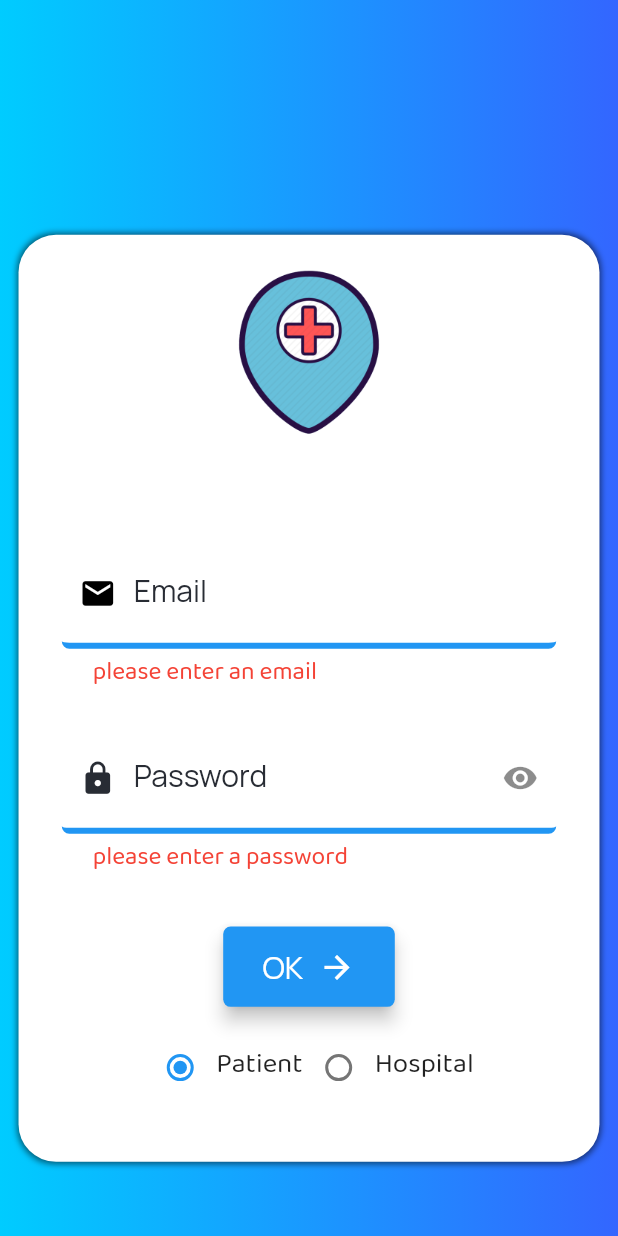
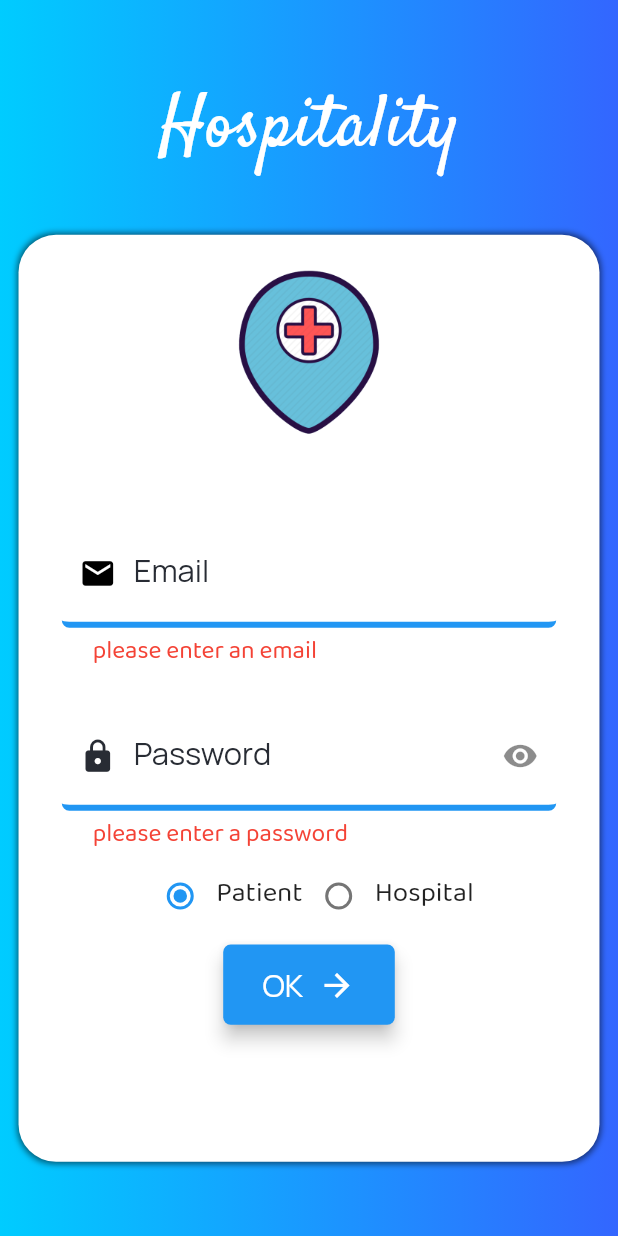
Before and after one commit to saarthak08/Hospitality-MobileClient, a Flutter app: the screen it shows after launch, after a tap on "OK", on a phone screen of 412 x 824 dp. Run offline on Flutter 3.47's test engine with Material 2 defaults, Android fonts, the phone set to English and light mode, and no system bars; our stand-ins replace fluttertoast, google_maps_flutter, location, shared_preferences, sliding_up_panel; accounts and stored records are empty.

Commit message:
improve auth UI

```diff
--- a/lib/src/resources/network/network_calls.dart
+++ b/lib/src/resources/network/network_calls.dart
@@ -1,6 +1,6 @@
 import 'package:http/http.dart' show Response;
 
-final String baseURL = "http://192.168.110.1:5000";
+final String baseURL = "http://192.168.43.193:5000";
 
 abstract class NetworkCalls {
   Future<Response> login(
--- a/lib/src/screens/auth_screen.dart
+++ b/lib/src/screens/auth_screen.dart
@@ -28,6 +28,8 @@ class _AuthScreenState extends State<AuthScreen> {
   UserProfileProvider userProfileProvider;
   SharedPreferences _sharedPreferencesInstance;
   CurrentHospitalOnMapProvider currentHospitalOnMapProvider;
+  double viewportHeight;
+  double viewportWidth;
 
   bool isemailValid = true;
   bool ispasswordValid = true;
@@ -68,7 +70,7 @@ class _AuthScreenState extends State<AuthScreen> {
       },
       keyboardType: TextInputType.emailAddress,
       style: TextStyle(
-        fontSize: 22.0,
+        fontSize: viewportHeight * 0.025,
         color: Color(0xff282c34),
         fontFamily: 'Poppins',
         fontWeight: FontWeight.w300,
@@ -78,12 +80,12 @@ class _AuthScreenState extends State<AuthScreen> {
         prefixIcon: Icon(
           Icons.mail,
           color: Colors.black,
-          size: getViewportHeight(context) * 0.03,
+          size: viewportHeight * 0.03,
         ),
         labelText: 'Email',
         labelStyle: TextStyle(
           fontFamily: "Manrope",
-          fontSize: 20.0,
+          fontSize: viewportHeight * 0.025,
           color: Color(0xff282c34),
           fontWeight: FontWeight.w500,
         ),
@@ -109,7 +111,7 @@ class _AuthScreenState extends State<AuthScreen> {
       },
       obscureText: _obscureText,
       style: TextStyle(
-        fontSize: 22.0,
+        fontSize: viewportHeight * 0.025,
         color: Color(0xff282c34),
         fontFamily: 'Poppins',
         fontWeight: FontWeight.w300,
@@ -118,7 +120,7 @@ class _AuthScreenState extends State<AuthScreen> {
         prefixIcon: Icon(
           Icons.lock,
           color: Color(0xff282c34),
-          size: getViewportHeight(context) * 0.03,
+          size: viewportHeight * 0.03,
         ),
         suffixIcon: GestureDetector(
           onTap: () {
@@ -140,7 +142,7 @@ class _AuthScreenState extends State<AuthScreen> {
         labelText: "Password",
         labelStyle: TextStyle(
           fontFamily: "Manrope",
-          fontSize: 20.0,
+          fontSize: viewportHeight * 0.025,
           color: Color(0xff282c34),
           fontWeight: FontWeight.w500,
         ),
@@ -278,7 +280,7 @@ class _AuthScreenState extends State<AuthScreen> {
       child: Container(
         alignment: Alignment.centerRight,
         width: getViewportWidth(context) * 0.2,
-        height: getViewportHeight(context) * 0.065,
+        height: viewportHeight * 0.065,
         decoration: BoxDecoration(
           borderRadius: BorderRadius.circular(5.0),
         ),
@@ -328,8 +330,8 @@ class _AuthScreenState extends State<AuthScreen> {
 
   @override
   Widget build(BuildContext context) {
-    final double viewportHeight = getViewportHeight(context);
-    final double viewportWidth = getViewportWidth(context);
+    viewportHeight = getViewportHeight(context);
+    viewportWidth = getViewportWidth(context);
     userProfileProvider = Provider.of<UserProfileProvider>(context);
     currentHospitalOnMapProvider =
         Provider.of<CurrentHospitalOnMapProvider>(context);
@@ -377,12 +379,23 @@ class _AuthScreenState extends State<AuthScreen> {
                           left: viewportWidth * 0.03,
                           right: viewportWidth * 0.03)),
                   Container(
+                      alignment: Alignment.center,
+                      child: Text(
+                        'Hospitality',
+                        style: TextStyle(
+                          color: Colors.white,
+                          fontFamily: "Satisfy",
+                          fontSize: viewportHeight * 0.06,
+                        ),
+                        textAlign: TextAlign.center,
+                      )),
+                  Container(
                       child: Column(children: <Widget>[
                     Hero(
                       tag: "ico",
                       child: Container(
                         margin: EdgeInsets.only(top: viewportHeight * 0.15),
-                        height: getDeviceHeight(context) * 0.15,
+                        height: viewportHeight * 0.15,
                         width: viewportWidth,
                         child: Image.asset('assets/img/splash_bg.png'),
                       ),
@@ -390,8 +403,7 @@ class _AuthScreenState extends State<AuthScreen> {
                     _errorMsgContainer(viewportHeight, viewportWidth),
                     Container(
                         padding: EdgeInsets.symmetric(
-                            horizontal: viewportWidth * 0.1,
-                            vertical: viewportHeight * 0.015),
+                            horizontal: viewportWidth * 0.1),
                         alignment: Alignment.center,
                         child: Column(children: <Widget>[
                           _emailInputFieldBuilder(viewportHeight),
@@ -434,16 +446,8 @@ class _AuthScreenState extends State<AuthScreen> {
                             ),
                           ),
                         ])),
-                    SizedBox(
-                      height: viewportHeight * 0.02,
-                    ),
-                    _signInButtonBuilder(viewportHeight, viewportWidth),
                     Container(
-                        alignment: Alignment.center,
-                        margin: EdgeInsets.only(
-                            top: getViewportHeight(context) * 0.02),
                         child: Row(
-                          crossAxisAlignment: CrossAxisAlignment.center,
                       mainAxisAlignment: MainAxisAlignment.center,
                       children: <Widget>[
                         Radio(
@@ -465,10 +469,13 @@ class _AuthScreenState extends State<AuthScreen> {
                         Text("Hospital",
                             style: TextStyle(
                                 fontFamily: "BalooTamma2",
-                                    fontSize:
-                                        getViewportWidth(context) * 0.045))
+                                fontSize: getViewportWidth(context) * 0.045))
                       ],
                     )),
+                    SizedBox(
+                      height: viewportHeight * 0.01,
+                    ),
+                    _signInButtonBuilder(viewportHeight, viewportWidth),
                   ]))
                 ],
               )
--- a/lib/src/screens/splash_screen.dart
+++ b/lib/src/screens/splash_screen.dart
@@ -16,12 +16,27 @@ class SplashPage extends StatefulWidget {
   }
 }
 
-class _SplashPageState extends State<SplashPage> {
+class _SplashPageState extends State<SplashPage>
+    with SingleTickerProviderStateMixin {
   String token = "";
+  AnimationController _controller;
+  Animation<Offset> _offsetAnimation;
 
   @override
   void initState() {
     super.initState();
+    _controller = AnimationController(
+      duration: const Duration(milliseconds: 2500),
+      vsync: this,
+    )..forward();
+    _offsetAnimation = Tween<Offset>(
+      begin: Offset(-0.8, 0),
+      end: const Offset(0, 0),
+    ).animate(CurvedAnimation(
+      parent: _controller,
+      curve: Curves.elasticInOut,
+    ));
+
     Timer(Duration(seconds: 3), () {
       _isLoggedIn().then((isLoggedIn) async {
         if (isLoggedIn) {
@@ -30,17 +45,21 @@ class _SplashPageState extends State<SplashPage> {
           bool isPatient = instance.getBool("isPatient");
           if (isPatient != null) {
             if (isPatient) {
+              _controller.stop();
               Navigator.pushReplacement(
                   context, BouncyPageRoute(widget: HomeScreen()));
             } else {
+              _controller.stop();
               Navigator.pushReplacement(
                   context, BouncyPageRoute(widget: HospitalDashboard()));
             }
           } else {
+            _controller.stop();
             Navigator.pushReplacement(
                 context, BouncyPageRoute(widget: AuthScreen()));
           }
         } else {
+          _controller.stop();
           Navigator.pushReplacement(
               context, BouncyPageRoute(widget: AuthScreen()));
         }
@@ -64,27 +83,34 @@ class _SplashPageState extends State<SplashPage> {
         backgroundColor: Theme.of(context).primaryColor,
         body: Container(
           decoration: BoxDecoration(color: Colors.white),
-        child: Center(
-          child: Column(
-            children: <Widget>[
-              Hero(
+          child: Stack(children: <Widget>[
+            SlideTransition(
+                position: _offsetAnimation,
+                child: Container(
+                    alignment: Alignment.topCenter,
+                    child: Hero(
                       tag: "ico",
                       child: Container(
                         height: getDeviceHeight(context) * 0.60,
                         width: getDeviceWidth(context) * 0.60,
                         child: Image.asset('assets/img/splash_bg.png'),
                       ),
-              ),
-              SizedBox(height: getDeviceHeight(context) * 0.01),
+                    ))),
+            Center(
+              child: Container(
+                margin: EdgeInsets.only(top: getViewportHeight(context) * 0.6),
+                child: Column(
+                  children: <Widget>[
                     Text(
                       'Hospitality',
                       style: TextStyle(
-                    color: Colors.blue,
-                    fontFamily: "BalooTamma2",
-                    fontSize: getDeviceHeight(context) * 0.05),
+                          color: Color(0xff00008b),
+                          fontFamily: "Manrope",
+                          fontSize: getDeviceHeight(context) * 0.06,
+                          fontWeight: FontWeight.w700),
                       textAlign: TextAlign.center,
                     ),
-              SizedBox(height: getDeviceHeight(context) * 0.03),
+                    SizedBox(height: getDeviceHeight(context) * 0.05),
                     Text(
                       '"We are here to help."',
                       style: TextStyle(
@@ -96,7 +122,14 @@ class _SplashPageState extends State<SplashPage> {
                   ],
                 ),
               ),
-      ),
-    );
+            )
+          ]),
+        ));
+  }
+
+  @override
+  void dispose() {
+    super.dispose();
+    _controller.dispose();
   }
 }
--- a/pubspec.yaml
+++ b/pubspec.yaml
@@ -79,9 +79,9 @@ flutter:
     - family: BalooTamma2
       fonts:
         - asset: assets/fonts/BalooTamma2-Regular.ttf
-    - family: ComicNeue
+    - family: Satisfy
       fonts:
-        - asset: assets/fonts/ComicNeue-Regular.ttf
+        - asset: assets/fonts/Satisfy-Regular.ttf
     - family: Manrope
       fonts:
         - asset: assets/fonts/Manrope-Regular.ttf
```
Also changed, not shown: assets/fonts/ComicNeue-Regular.ttf (deleted), assets/fonts/Satisfy-Regular.ttf (added). Lines whose indentation alone changed are shown as unchanged.
